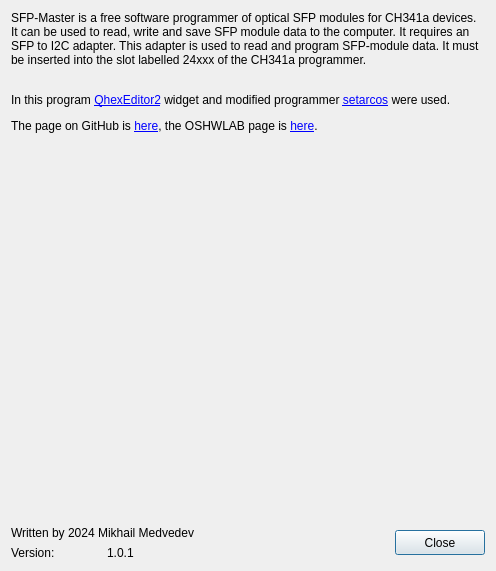
First picture: the form in dialogabout.ui, repository bigbigmdm/SFP-Master, before the edit.
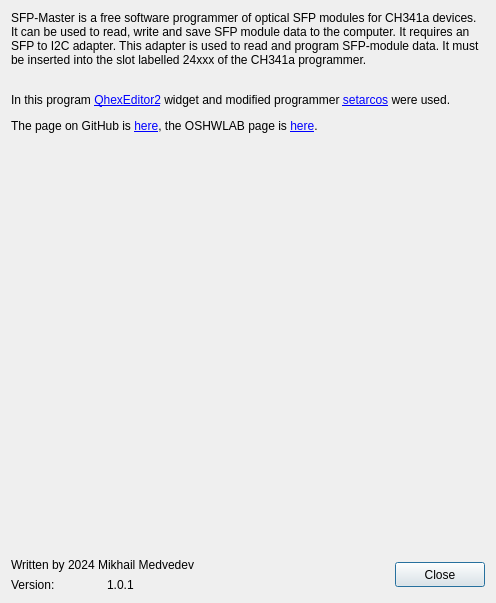
Second picture: the form after the edit. Icons and pictures are not drawn.

```diff
--- a/dialogabout.ui
+++ b/dialogabout.ui
@@ -7,7 +7,7 @@
     <x>0</x>
     <y>0</y>
     <width>496</width>
-    <height>571</height>
+    <height>603</height>
    </rect>
   </property>
   <property name="minimumSize">
```
